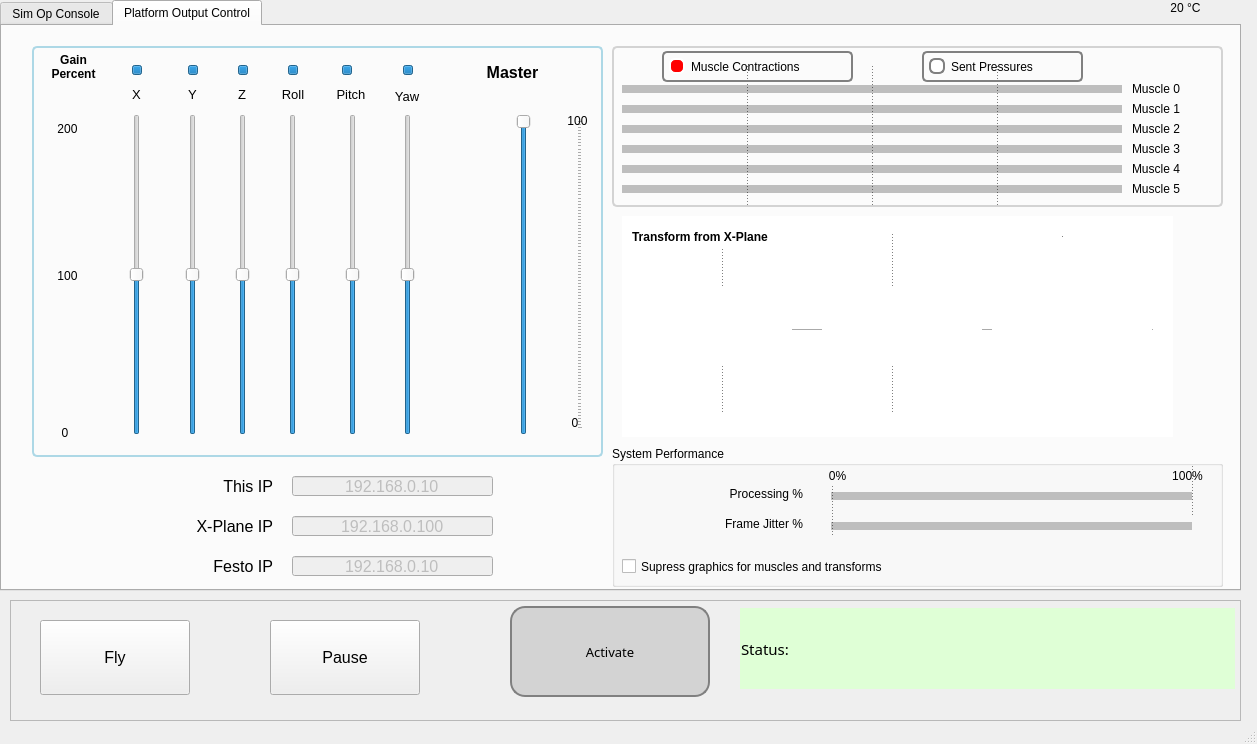
First picture: the form in SimInterface_1280.ui, repository michaelmargolis/SimOpConsole, before the edit.
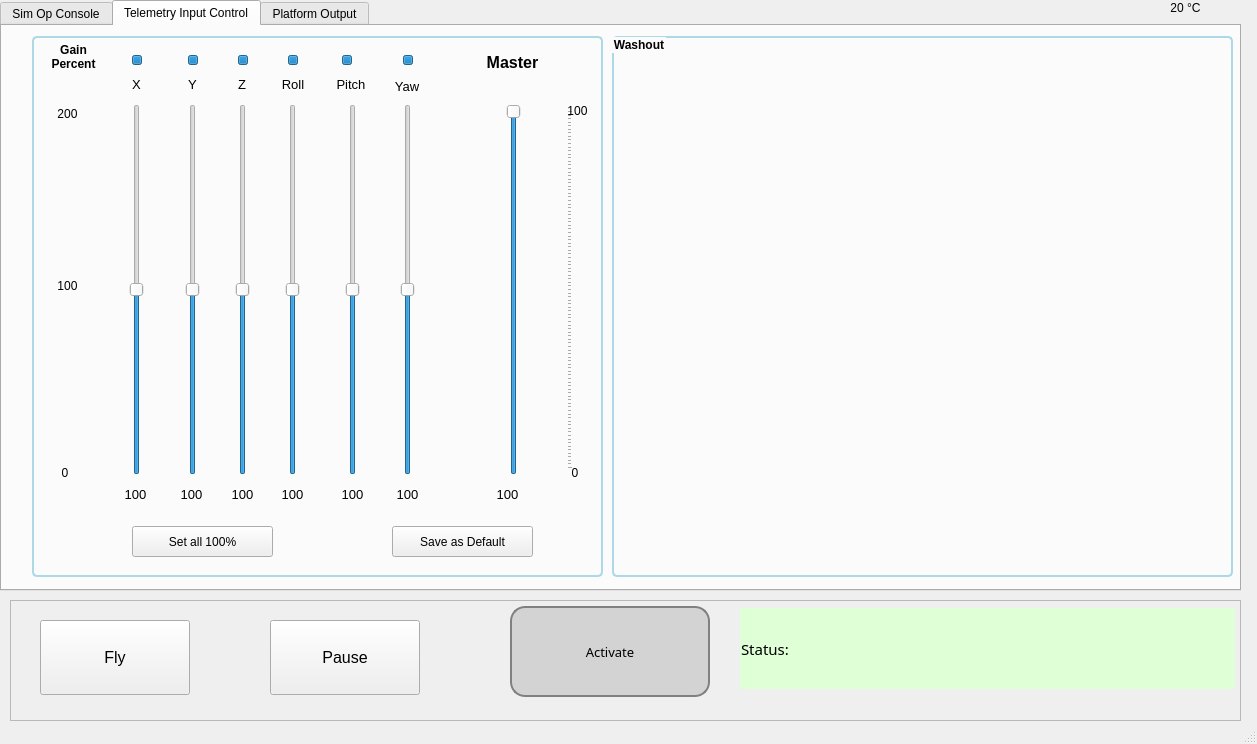
Second picture: the form after the edit. The open tabs and pages were chosen to show the change. Icons and pictures are not drawn.

Commit message: Major change to kinematics and config file added washout UI

Diff of the .ui file:
```diff
--- a/SimInterface_1280.ui
+++ b/SimInterface_1280.ui
@@ -1558,20 +1558,48 @@
       </widget>
      </widget>
     </widget>
-    <widget class="QWidget" name="tab_platform">
-     <property name="enabled">
-      <bool>true</bool>
-     </property>
+    <widget class="QWidget" name="tab_input">
      <attribute name="title">
-      <string>Platform Output Control</string>
+      <string>Telemetry Input Control</string>
      </attribute>
+     <widget class="QGroupBox" name="grp_washout">
+      <property name="geometry">
+       <rect>
+        <x>610</x>
+        <y>10</y>
+        <width>621</width>
+        <height>541</height>
+       </rect>
+      </property>
+      <property name="font">
+       <font>
+        <pointsize>9</pointsize>
+        <weight>75</weight>
+        <bold>true</bold>
+       </font>
+      </property>
+      <property name="styleSheet">
+       <string notr="true">QGroupBox {
+    border: 2px solid lightblue;
+    border-radius: 5px;
+    padding: 5px;
+}
+</string>
+      </property>
+      <property name="title">
+       <string>Washout</string>
+      </property>
+      <property name="flat">
+       <bool>false</bool>
+      </property>
+     </widget>
      <widget class="QGroupBox" name="ControlGroupbox">
       <property name="geometry">
        <rect>
         <x>30</x>
-        <y>20</y>
+        <y>10</y>
         <width>571</width>
-        <height>411</height>
+        <height>541</height>
        </rect>
       </property>
       <property name="styleSheet">
@@ -1594,7 +1622,7 @@
          <x>94</x>
          <y>68</y>
          <width>21</width>
-         <height>321</height>
+         <height>371</height>
         </rect>
        </property>
        <property name="minimum">
@@ -1616,7 +1644,7 @@
          <x>250</x>
          <y>68</y>
          <width>21</width>
-         <height>321</height>
+         <height>371</height>
         </rect>
        </property>
        <property name="minimum">
@@ -1641,7 +1669,7 @@
          <x>150</x>
          <y>68</y>
          <width>21</width>
-         <height>321</height>
+         <height>371</height>
         </rect>
        </property>
        <property name="minimum">
@@ -1666,7 +1694,7 @@
          <x>200</x>
          <y>68</y>
          <width>21</width>
-         <height>321</height>
+         <height>371</height>
         </rect>
        </property>
        <property name="minimum">
@@ -1691,7 +1719,7 @@
          <x>310</x>
          <y>68</y>
          <width>21</width>
-         <height>321</height>
+         <height>371</height>
         </rect>
        </property>
        <property name="minimum">
@@ -1716,7 +1744,7 @@
          <x>365</x>
          <y>68</y>
          <width>21</width>
-         <height>321</height>
+         <height>371</height>
         </rect>
        </property>
        <property name="minimum">
@@ -1739,7 +1767,7 @@
        <property name="geometry">
         <rect>
          <x>10</x>
-         <y>380</y>
+         <y>430</y>
          <width>46</width>
          <height>13</height>
         </rect>
@@ -1755,7 +1783,7 @@
        <property name="geometry">
         <rect>
          <x>20</x>
-         <y>75</y>
+         <y>70</y>
          <width>31</width>
          <height>16</height>
         </rect>
@@ -1771,7 +1799,7 @@
        <property name="geometry">
         <rect>
          <x>20</x>
-         <y>220</y>
+         <y>240</y>
          <width>31</width>
          <height>20</height>
         </rect>
@@ -2054,10 +2082,10 @@
       <widget class="QSlider" name="sld_gain_master">
        <property name="geometry">
         <rect>
-         <x>440</x>
+         <x>430</x>
          <y>68</y>
          <width>111</width>
-         <height>321</height>
+         <height>371</height>
         </rect>
        </property>
        <property name="minimum">
@@ -2119,7 +2147,7 @@
        <property name="geometry">
         <rect>
          <x>520</x>
-         <y>370</y>
+         <y>430</y>
          <width>46</width>
          <height>13</height>
         </rect>
@@ -2131,14 +2159,206 @@
         <set>Qt::AlignCenter</set>
        </property>
       </widget>
+      <widget class="QPushButton" name="btn_save_gains">
+       <property name="geometry">
+        <rect>
+         <x>360</x>
+         <y>490</y>
+         <width>141</width>
+         <height>31</height>
+        </rect>
+       </property>
+       <property name="text">
+        <string>Save as Default</string>
+       </property>
+      </widget>
+      <widget class="QPushButton" name="btn_reset_gains">
+       <property name="geometry">
+        <rect>
+         <x>100</x>
+         <y>490</y>
+         <width>141</width>
+         <height>31</height>
+        </rect>
+       </property>
+       <property name="text">
+        <string>Set all 100%</string>
+       </property>
+      </widget>
+      <widget class="QLabel" name="lbl_gain_0">
+       <property name="geometry">
+        <rect>
+         <x>78</x>
+         <y>450</y>
+         <width>51</width>
+         <height>16</height>
+        </rect>
+       </property>
+       <property name="font">
+        <font>
+         <pointsize>10</pointsize>
+         <weight>50</weight>
+         <bold>false</bold>
+        </font>
+       </property>
+       <property name="text">
+        <string>100</string>
+       </property>
+       <property name="alignment">
+        <set>Qt::AlignCenter</set>
+       </property>
+      </widget>
+      <widget class="QLabel" name="lbl_gain_1">
+       <property name="geometry">
+        <rect>
+         <x>134</x>
+         <y>450</y>
+         <width>51</width>
+         <height>16</height>
+        </rect>
+       </property>
+       <property name="font">
+        <font>
+         <pointsize>10</pointsize>
+         <weight>50</weight>
+         <bold>false</bold>
+        </font>
+       </property>
+       <property name="text">
+        <string>100</string>
+       </property>
+       <property name="alignment">
+        <set>Qt::AlignCenter</set>
+       </property>
+      </widget>
+      <widget class="QLabel" name="lbl_gain_2">
+       <property name="geometry">
+        <rect>
+         <x>185</x>
+         <y>450</y>
+         <width>51</width>
+         <height>16</height>
+        </rect>
+       </property>
+       <property name="font">
+        <font>
+         <pointsize>10</pointsize>
+         <weight>50</weight>
+         <bold>false</bold>
+        </font>
+       </property>
+       <property name="text">
+        <string>100</string>
+       </property>
+       <property name="alignment">
+        <set>Qt::AlignCenter</set>
+       </property>
+      </widget>
+      <widget class="QLabel" name="lbl_gain_3">
+       <property name="geometry">
+        <rect>
+         <x>235</x>
+         <y>450</y>
+         <width>51</width>
+         <height>16</height>
+        </rect>
+       </property>
+       <property name="font">
+        <font>
+         <pointsize>10</pointsize>
+         <weight>50</weight>
+         <bold>false</bold>
+        </font>
+       </property>
+       <property name="text">
+        <string>100</string>
+       </property>
+       <property name="alignment">
+        <set>Qt::AlignCenter</set>
+       </property>
+      </widget>
+      <widget class="QLabel" name="lbl_gain_4">
+       <property name="geometry">
+        <rect>
+         <x>295</x>
+         <y>450</y>
+         <width>51</width>
+         <height>16</height>
+        </rect>
+       </property>
+       <property name="font">
+        <font>
+         <pointsize>10</pointsize>
+         <weight>50</weight>
+         <bold>false</bold>
+        </font>
+       </property>
+       <property name="text">
+        <string>100</string>
+       </property>
+       <property name="alignment">
+        <set>Qt::AlignCenter</set>
+       </property>
+      </widget>
+      <widget class="QLabel" name="lbl_gain_5">
+       <property name="geometry">
+        <rect>
+         <x>350</x>
+         <y>450</y>
+         <width>51</width>
+         <height>16</height>
+        </rect>
+       </property>
+       <property name="font">
+        <font>
+         <pointsize>10</pointsize>
+         <weight>50</weight>
+         <bold>false</bold>
+        </font>
+       </property>
+       <property name="text">
+        <string>100</string>
+       </property>
+       <property name="alignment">
+        <set>Qt::AlignCenter</set>
+       </property>
+      </widget>
+      <widget class="QLabel" name="lbl_gain_6">
+       <property name="geometry">
+        <rect>
+         <x>450</x>
+         <y>450</y>
+         <width>51</width>
+         <height>16</height>
+        </rect>
+       </property>
+       <property name="font">
+        <font>
+         <pointsize>10</pointsize>
+         <weight>50</weight>
+         <bold>false</bold>
+        </font>
+       </property>
+       <property name="text">
+        <string>100</string>
+       </property>
+       <property name="alignment">
+        <set>Qt::AlignCenter</set>
+       </property>
+      </widget>
      </widget>
+    </widget>
+    <widget class="QWidget" name="tab_output">
+     <attribute name="title">
+      <string>Platform Output</string>
+     </attribute>
      <widget class="QGroupBox" name="gb_actuator_percent">
       <property name="geometry">
        <rect>
         <x>610</x>
-        <y>20</y>
+        <y>70</y>
         <width>611</width>
-        <height>161</height>
+        <height>231</height>
        </rect>
       </property>
       <property name="font">
@@ -2172,7 +2392,7 @@
        <property name="geometry">
         <rect>
          <x>10</x>
-         <y>115</y>
+         <y>170</y>
          <width>500</width>
          <height>16</height>
         </rect>
@@ -2207,7 +2427,7 @@
        <property name="geometry">
         <rect>
          <x>10</x>
-         <y>135</y>
+         <y>200</y>
          <width>500</width>
          <height>16</height>
         </rect>
@@ -2229,7 +2449,7 @@
        <property name="geometry">
         <rect>
          <x>10</x>
-         <y>35</y>
+         <y>55</y>
          <width>500</width>
          <height>16</height>
         </rect>
@@ -2251,7 +2471,7 @@
        <property name="geometry">
         <rect>
          <x>10</x>
-         <y>55</y>
+         <y>80</y>
          <width>500</width>
          <height>16</height>
         </rect>
@@ -2273,7 +2493,7 @@
        <property name="geometry">
         <rect>
          <x>10</x>
-         <y>75</y>
+         <y>110</y>
          <width>500</width>
          <height>16</height>
         </rect>
@@ -2295,7 +2515,7 @@
        <property name="geometry">
         <rect>
          <x>10</x>
-         <y>95</y>
+         <y>140</y>
          <width>500</width>
          <height>16</height>
         </rect>
@@ -2314,7 +2534,7 @@
        <property name="geometry">
         <rect>
          <x>520</x>
-         <y>95</y>
+         <y>140</y>
          <width>91</width>
          <height>16</height>
         </rect>
@@ -2327,7 +2547,7 @@
        <property name="geometry">
         <rect>
          <x>520</x>
-         <y>35</y>
+         <y>55</y>
          <width>91</width>
          <height>16</height>
         </rect>
@@ -2340,7 +2560,7 @@
        <property name="geometry">
         <rect>
          <x>520</x>
-         <y>115</y>
+         <y>170</y>
          <width>91</width>
          <height>16</height>
         </rect>
@@ -2353,7 +2573,7 @@
        <property name="geometry">
         <rect>
          <x>520</x>
-         <y>135</y>
+         <y>200</y>
          <width>91</width>
          <height>16</height>
         </rect>
@@ -2366,7 +2586,7 @@
        <property name="geometry">
         <rect>
          <x>520</x>
-         <y>55</y>
+         <y>80</y>
          <width>91</width>
          <height>16</height>
         </rect>
@@ -2379,7 +2599,7 @@
        <property name="geometry">
         <rect>
          <x>520</x>
-         <y>75</y>
+         <y>110</y>
          <width>91</width>
          <height>16</height>
         </rect>
@@ -2452,7 +2672,7 @@
        <property name="geometry">
         <rect>
          <x>50</x>
-         <y>5</y>
+         <y>10</y>
          <width>191</width>
          <height>31</height>
         </rect>
@@ -2507,7 +2727,7 @@
        <property name="geometry">
         <rect>
          <x>310</x>
-         <y>5</y>
+         <y>10</y>
          <width>161</width>
          <height>31</height>
         </rect>
@@ -2578,7 +2798,7 @@
       <property name="geometry">
        <rect>
         <x>610</x>
-        <y>420</y>
+        <y>390</y>
         <width>611</width>
         <height>141</height>
        </rect>
@@ -2776,146 +2996,11 @@
        </property>
       </widget>
      </widget>
-     <widget class="QLabel" name="label_21">
-      <property name="geometry">
-       <rect>
-        <x>130</x>
-        <y>530</y>
-        <width>141</width>
-        <height>20</height>
-       </rect>
-      </property>
-      <property name="font">
-       <font>
-        <pointsize>12</pointsize>
-       </font>
-      </property>
-      <property name="text">
-       <string>Festo IP</string>
-      </property>
-      <property name="alignment">
-       <set>Qt::AlignRight|Qt::AlignTrailing|Qt::AlignVCenter</set>
-      </property>
-     </widget>
-     <widget class="QLineEdit" name="txt_festo_ip">
-      <property name="enabled">
-       <bool>false</bool>
-      </property>
-      <property name="geometry">
-       <rect>
-        <x>290</x>
-        <y>530</y>
-        <width>201</width>
-        <height>20</height>
-       </rect>
-      </property>
-      <property name="font">
-       <font>
-        <pointsize>12</pointsize>
-       </font>
-      </property>
-      <property name="text">
-       <string>192.168.0.10</string>
-      </property>
-      <property name="alignment">
-       <set>Qt::AlignCenter</set>
-      </property>
-     </widget>
-     <widget class="QLineEdit" name="txt_xplane_ip">
-      <property name="enabled">
-       <bool>false</bool>
-      </property>
-      <property name="geometry">
-       <rect>
-        <x>290</x>
-        <y>490</y>
-        <width>201</width>
-        <height>20</height>
-       </rect>
-      </property>
-      <property name="font">
-       <font>
-        <pointsize>12</pointsize>
-       </font>
-      </property>
-      <property name="text">
-       <string>192.168.0.100</string>
-      </property>
-      <property name="alignment">
-       <set>Qt::AlignCenter</set>
-      </property>
-     </widget>
-     <widget class="QLabel" name="label_28">
-      <property name="geometry">
-       <rect>
-        <x>130</x>
-        <y>490</y>
-        <width>141</width>
-        <height>20</height>
-       </rect>
-      </property>
-      <property name="font">
-       <font>
-        <pointsize>12</pointsize>
-       </font>
-      </property>
-      <property name="text">
-       <string>X-Plane IP</string>
-      </property>
-      <property name="alignment">
-       <set>Qt::AlignRight|Qt::AlignTrailing|Qt::AlignVCenter</set>
-      </property>
-     </widget>
-     <widget class="QLineEdit" name="txt_this_ip">
-      <property name="enabled">
-       <bool>false</bool>
-      </property>
-      <property name="geometry">
-       <rect>
-        <x>290</x>
-        <y>450</y>
-        <width>201</width>
-        <height>20</height>
-       </rect>
-      </property>
-      <property name="font">
-       <font>
-        <pointsize>12</pointsize>
-       </font>
-      </property>
-      <property name="text">
-       <string>192.168.0.10</string>
-      </property>
-      <property name="alignment">
-       <set>Qt::AlignCenter</set>
-      </property>
-     </widget>
-     <widget class="QLabel" name="label_30">
-      <property name="geometry">
-       <rect>
-        <x>150</x>
-        <y>450</y>
-        <width>121</width>
-        <height>20</height>
-       </rect>
-      </property>
-      <property name="font">
-       <font>
-        <pointsize>12</pointsize>
-       </font>
-      </property>
-      <property name="text">
-       <string>This IP</string>
-      </property>
-      <property name="alignment">
-       <set>Qt::AlignRight|Qt::AlignTrailing|Qt::AlignVCenter</set>
-      </property>
-     </widget>
      <widget class="QWidget" name="wdgt_transform" native="true">
       <property name="geometry">
        <rect>
-        <x>620</x>
-        <y>190</y>
+        <x>20</x>
+        <y>70</y>
         <width>551</width>
         <height>221</height>
        </rect>
@@ -3103,6 +3188,199 @@
        </property>
       </widget>
      </widget>
+     <widget class="QGroupBox" name="groupBox">
+      <property name="geometry">
+       <rect>
+        <x>40</x>
+        <y>340</y>
+        <width>451</width>
+        <height>201</height>
+       </rect>
+      </property>
+      <property name="title">
+       <string>IP Addresses   (set in sim_config file)</string>
+      </property>
+      <widget class="QLabel" name="label_30">
+       <property name="geometry">
+        <rect>
+         <x>20</x>
+         <y>40</y>
+         <width>121</width>
+         <height>20</height>
+        </rect>
+       </property>
+       <property name="font">
+        <font>
+         <pointsize>12</pointsize>
+        </font>
+       </property>
+       <property name="text">
+        <string>This IP</string>
+       </property>
+       <property name="alignment">
+        <set>Qt::AlignRight|Qt::AlignTrailing|Qt::AlignVCenter</set>
+       </property>
+      </widget>
+      <widget class="QLabel" name="label_28">
+       <property name="geometry">
+        <rect>
+         <x>0</x>
+         <y>80</y>
+         <width>141</width>
+         <height>20</height>
+        </rect>
+       </property>
+       <property name="font">
+        <font>
+         <pointsize>12</pointsize>
+        </font>
+       </property>
+       <property name="text">
+        <string>X-Plane IP</string>
+       </property>
+       <property name="alignment">
+        <set>Qt::AlignRight|Qt::AlignTrailing|Qt::AlignVCenter</set>
+       </property>
+      </widget>
+      <widget class="QLabel" name="label_21">
+       <property name="geometry">
+        <rect>
+         <x>0</x>
+         <y>120</y>
+         <width>141</width>
+         <height>20</height>
+        </rect>
+       </property>
+       <property name="font">
+        <font>
+         <pointsize>12</pointsize>
+        </font>
+       </property>
+       <property name="text">
+        <string>Festo IP</string>
+       </property>
+       <property name="alignment">
+        <set>Qt::AlignRight|Qt::AlignTrailing|Qt::AlignVCenter</set>
+       </property>
+      </widget>
+      <widget class="QLineEdit" name="txt_this_ip">
+       <property name="enabled">
+        <bool>false</bool>
+       </property>
+       <property name="geometry">
+        <rect>
+         <x>160</x>
+         <y>40</y>
+         <width>201</width>
+         <height>22</height>
+        </rect>
+       </property>
+       <property name="font">
+        <font>
+         <pointsize>12</pointsize>
+        </font>
+       </property>
+       <property name="text">
+        <string>192.168.0.10</string>
+       </property>
+       <property name="alignment">
+        <set>Qt::AlignCenter</set>
+       </property>
+      </widget>
+      <widget class="QLineEdit" name="txt_festo_ip">
+       <property name="enabled">
+        <bool>false</bool>
+       </property>
+       <property name="geometry">
+        <rect>
+         <x>160</x>
+         <y>120</y>
+         <width>201</width>
+         <height>22</height>
+        </rect>
+       </property>
+       <property name="font">
+        <font>
+         <pointsize>12</pointsize>
+        </font>
+       </property>
+       <property name="text">
+        <string>192.168.0.10</string>
+       </property>
+       <property name="alignment">
+        <set>Qt::AlignCenter</set>
+       </property>
+      </widget>
+      <widget class="QLineEdit" name="txt_xplane_ip">
+       <property name="enabled">
+        <bool>false</bool>
+       </property>
+       <property name="geometry">
+        <rect>
+         <x>160</x>
+         <y>80</y>
+         <width>201</width>
+         <height>22</height>
+        </rect>
+       </property>
+       <property name="font">
+        <font>
+         <pointsize>12</pointsize>
+        </font>
+       </property>
+       <property name="text">
+        <string>192.168.0.100</string>
+       </property>
+       <property name="alignment">
+        <set>Qt::AlignCenter</set>
+       </property>
+      </widget>
+      <widget class="QLineEdit" name="txt_visualizer_ip">
+       <property name="enabled">
+        <bool>false</bool>
+       </property>
+       <property name="geometry">
+        <rect>
+         <x>160</x>
+         <y>160</y>
+         <width>201</width>
+         <height>22</height>
+        </rect>
+       </property>
+       <property name="font">
+        <font>
+         <pointsize>12</pointsize>
+        </font>
+       </property>
+       <property name="text">
+        <string>None</string>
+       </property>
+       <property name="alignment">
+        <set>Qt::AlignCenter</set>
+       </property>
+      </widget>
+      <widget class="QLabel" name="label_35">
+       <property name="geometry">
+        <rect>
+         <x>0</x>
+         <y>160</y>
+         <width>141</width>
+         <height>20</height>
+        </rect>
+       </property>
+       <property name="font">
+        <font>
+         <pointsize>12</pointsize>
+        </font>
+       </property>
+       <property name="text">
+        <string>Visualizer IP</string>
+       </property>
+       <property name="alignment">
+        <set>Qt::AlignRight|Qt::AlignTrailing|Qt::AlignVCenter</set>
+       </property>
+      </widget>
+     </widget>
     </widget>
    </widget>
    <widget class="QFrame" name="grp_platform_control">
```
The commit also changes 8 other files.
